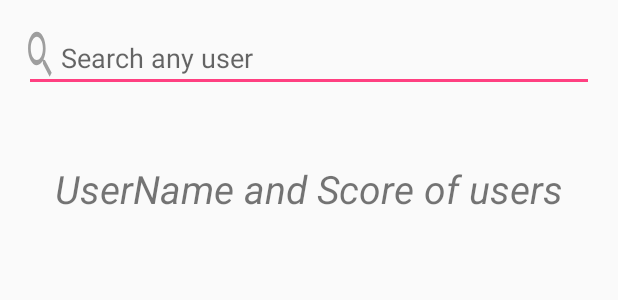
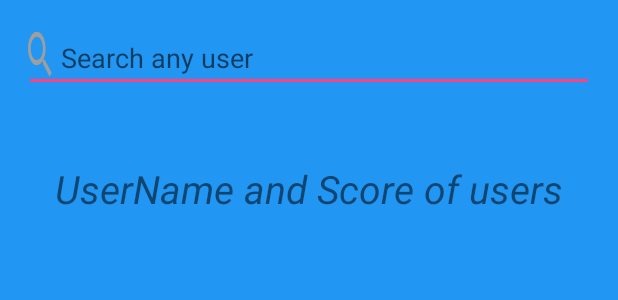
Before and after one commit to alokbharti/GitApplication, an Android app: the layout activity_main.xml on its own in the app's theme, with its tools: preview values and no code run, on a phone screen of 412 x 824 dp. Shown: the top 300 px of the screen. Run offline under Robolectric (Android 15) with nearby library versions, the phone set to English and light mode, and no system bars; network calls fail.

Commit message:
Some minor changes

```diff
--- a/app/src/main/res/layout/activity_main.xml
+++ b/app/src/main/res/layout/activity_main.xml
@@ -6,7 +6,8 @@
     android:layout_width="match_parent"
     android:layout_height="match_parent"
     tools:context="com.example.bhart.gitapplication.MainActivity"
-    android:orientation="vertical">
+    android:orientation="vertical"
+    android:background="#2196F3">
 
     <RelativeLayout
         android:layout_width="match_parent"
```
Also changed, not shown: app/src/main/java/com/example/bhart/gitapplication/MainActivity.java (+7 -0 lines).
